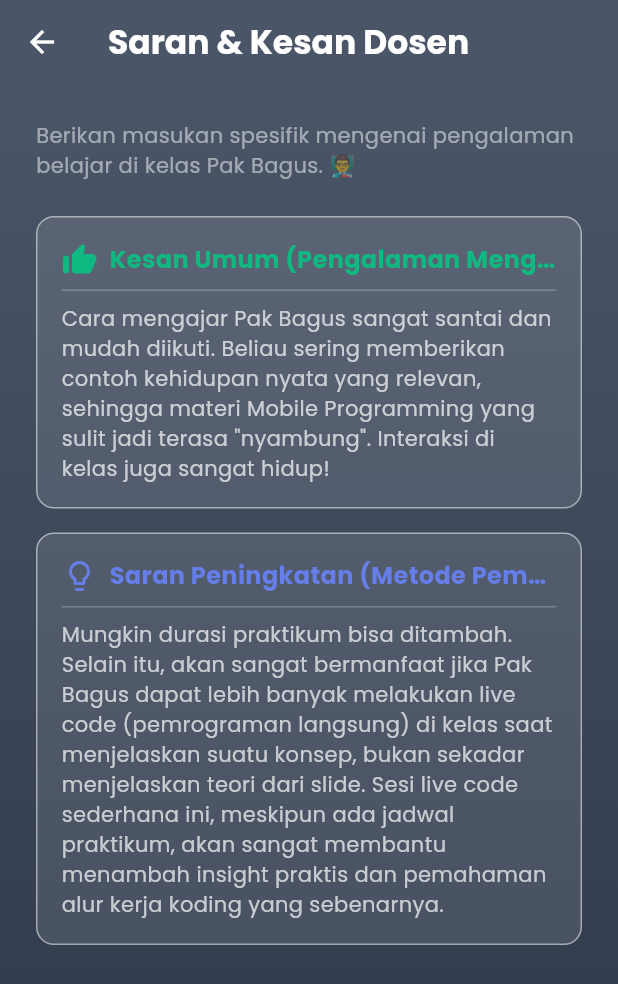
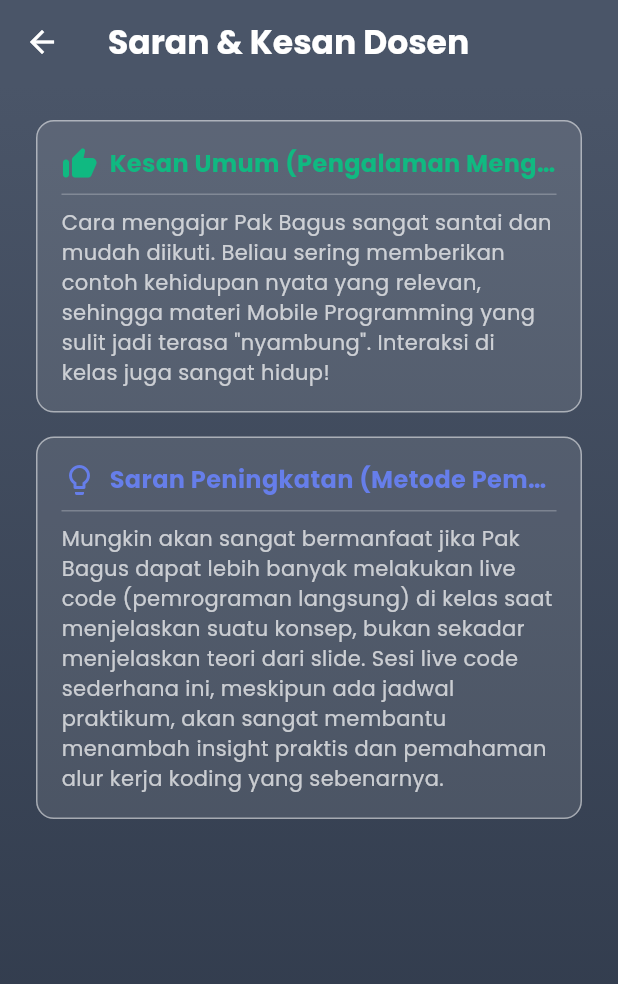
Before and after one commit to DodoCod/projek_akhir_katolik, a Flutter app: the FeedbackScreen screen opened directly, on a phone screen of 412 x 824 dp. Shown: the top 984 px of the screen. Run offline on Flutter 3.47's test engine with Material 3 defaults, Android fonts, the phone set to English and light mode, and no system bars; our stand-ins replace flutter_local_notifications, geocoding, geolocator, google_fonts, hive, hive_flutter and 2 more; missing offline and left inert: flutter_islamic_icons; accounts and stored records are empty.

```diff
--- a/lib/screens/feedback_screen.dart
+++ b/lib/screens/feedback_screen.dart
@@ -8,7 +8,7 @@ class FeedbackScreen extends StatelessWidget {
   final String _staticImpression =
       'Cara mengajar Pak Bagus sangat santai dan mudah diikuti. Beliau sering memberikan contoh kehidupan nyata yang relevan, sehingga materi Mobile Programming yang sulit jadi terasa "nyambung". Interaksi di kelas juga sangat hidup!';
   final String _staticSuggestion =
-      'Mungkin durasi praktikum bisa ditambah. Selain itu, akan sangat bermanfaat jika Pak Bagus dapat lebih banyak melakukan live code (pemrograman langsung) di kelas saat menjelaskan suatu konsep, bukan sekadar menjelaskan teori dari slide. Sesi live code sederhana ini, meskipun ada jadwal praktikum, akan sangat membantu menambah insight praktis dan pemahaman alur kerja koding yang sebenarnya.';
+      'Mungkin akan sangat bermanfaat jika Pak Bagus dapat lebih banyak melakukan live code (pemrograman langsung) di kelas saat menjelaskan suatu konsep, bukan sekadar menjelaskan teori dari slide. Sesi live code sederhana ini, meskipun ada jadwal praktikum, akan sangat membantu menambah insight praktis dan pemahaman alur kerja koding yang sebenarnya.';
 
   @override
   Widget build(BuildContext context) {
@@ -29,13 +29,6 @@ class FeedbackScreen extends StatelessWidget {
         child: ListView(
           padding: const EdgeInsets.all(AppDimensions.paddingLarge),
           children: <Widget>[
-            // HEADER & DESKRIPSI
-            Text(
-              'Berikan masukan spesifik mengenai pengalaman belajar di kelas Pak Bagus. 👨‍🏫',
-              style: GoogleFonts.poppins(color: AppColors.white50, fontSize: 14),
-            ),
-            const SizedBox(height: AppDimensions.paddingLarge),
-
             // KARTU 1: KESAN POSITIF
             _buildFeedbackCard(
               title: 'Kesan Umum (Pengalaman Mengajar)',
```
